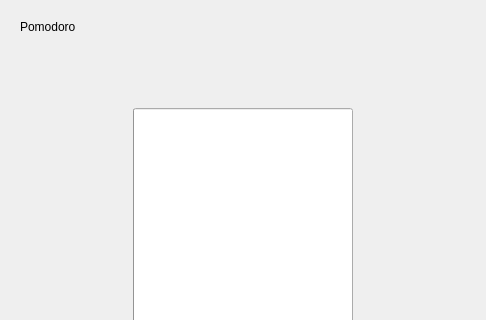
This is src/ui/pomodoro_view.ui in kun-codes/pomodoro-task-app.py as Qt 5 draws it before an edit; both pictures show x 0 to 486 and y 0 to 320 of the 486 by 489 pixel window. The edited form follows.
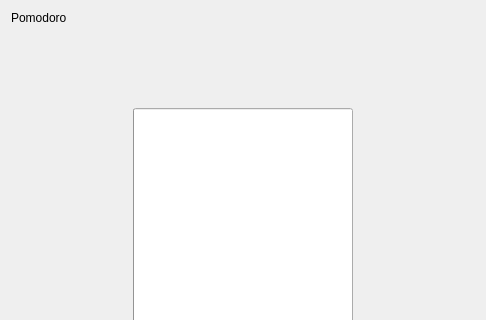
This is the edited form. Custom widgets are drawn as their Qt base class.

Commit message: Remove the background card from pomodoro view

```diff
--- a/src/ui/pomodoro_view.ui
+++ b/src/ui/pomodoro_view.ui
@@ -13,10 +13,7 @@
   <property name="windowTitle">
    <string>Form</string>
   </property>
-  <layout class="QGridLayout" name="gridLayout">
-   <item row="0" column="0">
-    <widget class="CardWidget" name="CardWidget">
-     <layout class="QVBoxLayout" name="verticalLayout">
+  <layout class="QVBoxLayout" name="verticalLayout_2">
       <property name="spacing">
        <number>21</number>
       </property>
@@ -179,21 +176,12 @@
       </item>
      </layout>
     </widget>
-   </item>
-  </layout>
- </widget>
  <customwidgets>
   <customwidget>
    <class>ToolButton</class>
    <extends>QToolButton</extends>
    <header>qfluentwidgets</header>
   </customwidget>
-  <customwidget>
-   <class>CardWidget</class>
-   <extends>QFrame</extends>
-   <header>qfluentwidgets</header>
-   <container>1</container>
-  </customwidget>
   <customwidget>
    <class>TitleLabel</class>
    <extends>QLabel</extends>
```
Lines whose indentation alone changed are shown as unchanged. The commit also changes 1 other file.
